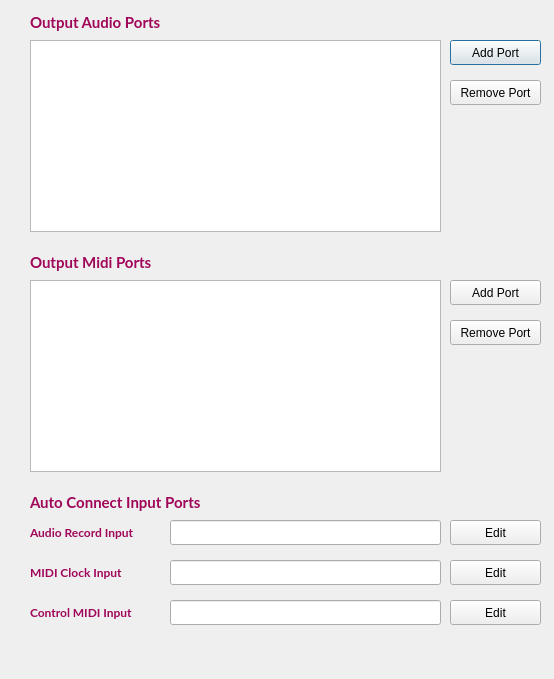
First picture: the form in superboucle/port_manager_ui.ui, repository Vampouille/superboucle, before the edit.
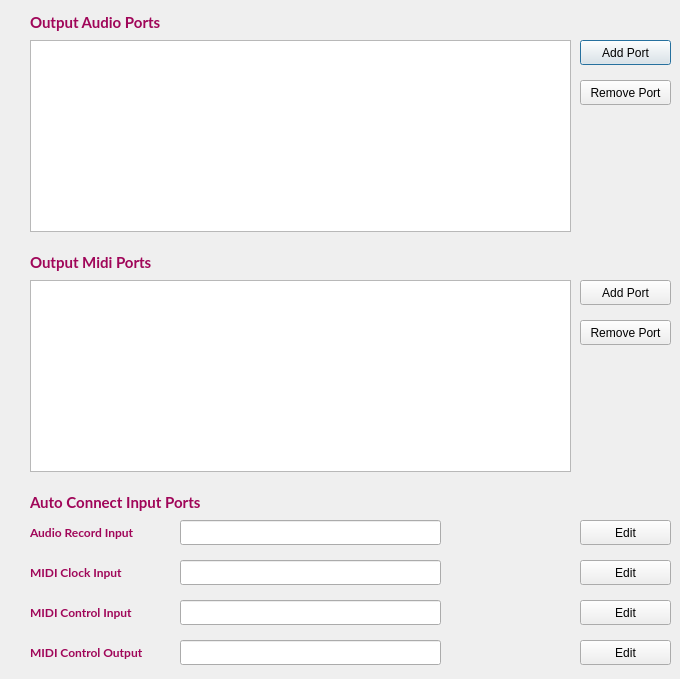
Second picture: the form after the edit.

Commit message:
feat: show ports connections
* Use global objects: gui, jack client
* Trigger auto connect on port change
* Refactor port

Diff of the .ui file:
```diff
--- a/superboucle/port_manager_ui.ui
+++ b/superboucle/port_manager_ui.ui
@@ -6,7 +6,7 @@
    <rect>
     <x>0</x>
     <y>0</y>
-    <width>554</width>
+    <width>680</width>
     <height>679</height>
    </rect>
   </property>
@@ -74,7 +74,7 @@
     <rect>
      <x>30</x>
      <y>40</y>
-     <width>411</width>
+     <width>541</width>
      <height>192</height>
     </rect>
    </property>
@@ -84,7 +84,7 @@
     <rect>
      <x>30</x>
      <y>280</y>
-     <width>411</width>
+     <width>541</width>
      <height>192</height>
     </rect>
    </property>
@@ -92,7 +92,7 @@
   <widget class="QPushButton" name="addAudioPort">
    <property name="geometry">
     <rect>
-     <x>450</x>
+     <x>580</x>
      <y>40</y>
      <width>91</width>
      <height>25</height>
@@ -105,7 +105,7 @@
   <widget class="QPushButton" name="removeAudioPort">
    <property name="geometry">
     <rect>
-     <x>450</x>
+     <x>580</x>
      <y>80</y>
      <width>91</width>
      <height>25</height>
@@ -118,7 +118,7 @@
   <widget class="QPushButton" name="addMidiPort">
    <property name="geometry">
     <rect>
-     <x>450</x>
+     <x>580</x>
      <y>280</y>
      <width>91</width>
      <height>25</height>
@@ -131,7 +131,7 @@
   <widget class="QPushButton" name="removeMidiPort">
    <property name="geometry">
     <rect>
-     <x>450</x>
+     <x>580</x>
      <y>320</y>
      <width>91</width>
      <height>25</height>
@@ -174,7 +174,7 @@
     <rect>
      <x>30</x>
      <y>600</y>
-     <width>131</width>
+     <width>141</width>
      <height>25</height>
     </rect>
    </property>
@@ -191,7 +191,7 @@
     <string notr="true">color: rgb(160, 6, 89);</string>
    </property>
    <property name="text">
-    <string>Control MIDI Input</string>
+    <string>MIDI Control Input</string>
    </property>
    <property name="alignment">
     <set>Qt::AlignLeading|Qt::AlignLeft|Qt::AlignVCenter</set>
@@ -200,9 +200,9 @@
   <widget class="QLineEdit" name="audioRecord">
    <property name="geometry">
     <rect>
-     <x>170</x>
+     <x>180</x>
      <y>520</y>
-     <width>271</width>
+     <width>261</width>
      <height>25</height>
     </rect>
    </property>
@@ -212,7 +212,7 @@
     <rect>
      <x>30</x>
      <y>560</y>
-     <width>131</width>
+     <width>141</width>
      <height>25</height>
     </rect>
    </property>
@@ -238,9 +238,9 @@
   <widget class="QLineEdit" name="midiClock">
    <property name="geometry">
     <rect>
-     <x>170</x>
+     <x>180</x>
      <y>560</y>
-     <width>271</width>
+     <width>261</width>
      <height>25</height>
     </rect>
    </property>
@@ -250,7 +250,7 @@
     <rect>
      <x>30</x>
      <y>520</y>
-     <width>131</width>
+     <width>141</width>
      <height>25</height>
     </rect>
    </property>
@@ -276,9 +276,9 @@
   <widget class="QLineEdit" name="midiControl">
    <property name="geometry">
     <rect>
-     <x>170</x>
+     <x>180</x>
      <y>600</y>
-     <width>271</width>
+     <width>261</width>
      <height>25</height>
     </rect>
    </property>
@@ -286,7 +286,7 @@
   <widget class="QPushButton" name="editAudioRecord">
    <property name="geometry">
     <rect>
-     <x>450</x>
+     <x>580</x>
      <y>520</y>
      <width>91</width>
      <height>25</height>
@@ -299,7 +299,7 @@
   <widget class="QPushButton" name="editMidiClock">
    <property name="geometry">
     <rect>
-     <x>450</x>
+     <x>580</x>
      <y>560</y>
      <width>91</width>
      <height>25</height>
@@ -312,7 +312,7 @@
   <widget class="QPushButton" name="editMidiControl">
    <property name="geometry">
     <rect>
-     <x>450</x>
+     <x>580</x>
      <y>600</y>
      <width>91</width>
      <height>25</height>
@@ -322,6 +322,169 @@
     <string>Edit</string>
    </property>
   </widget>
+  <widget class="QLineEdit" name="midiControlOutput">
+   <property name="geometry">
+    <rect>
+     <x>180</x>
+     <y>640</y>
+     <width>261</width>
+     <height>25</height>
+    </rect>
+   </property>
+  </widget>
+  <widget class="QLabel" name="label_18">
+   <property name="geometry">
+    <rect>
+     <x>30</x>
+     <y>640</y>
+     <width>141</width>
+     <height>25</height>
+    </rect>
+   </property>
+   <property name="font">
+    <font>
+     <family>Lato</family>
+     <pointsize>9</pointsize>
+     <weight>75</weight>
+     <bold>true</bold>
+     <kerning>true</kerning>
+    </font>
+   </property>
+   <property name="styleSheet">
+    <string notr="true">color: rgb(160, 6, 89);</string>
+   </property>
+   <property name="text">
+    <string>MIDI Control Output</string>
+   </property>
+   <property name="alignment">
+    <set>Qt::AlignLeading|Qt::AlignLeft|Qt::AlignVCenter</set>
+   </property>
+  </widget>
+  <widget class="QPushButton" name="editMidiControlOutput">
+   <property name="geometry">
+    <rect>
+     <x>580</x>
+     <y>640</y>
+     <width>91</width>
+     <height>25</height>
+    </rect>
+   </property>
+   <property name="text">
+    <string>Edit</string>
+   </property>
+  </widget>
+  <widget class="QLabel" name="audioRecordConnections">
+   <property name="geometry">
+    <rect>
+     <x>450</x>
+     <y>520</y>
+     <width>121</width>
+     <height>25</height>
+    </rect>
+   </property>
+   <property name="font">
+    <font>
+     <family>Lato</family>
+     <pointsize>9</pointsize>
+     <weight>75</weight>
+     <bold>true</bold>
+     <kerning>true</kerning>
+    </font>
+   </property>
+   <property name="styleSheet">
+    <string notr="true">color: rgb(160, 6, 89);</string>
+   </property>
+   <property name="text">
+    <string/>
+   </property>
+   <property name="alignment">
+    <set>Qt::AlignLeading|Qt::AlignLeft|Qt::AlignVCenter</set>
+   </property>
+  </widget>
+  <widget class="QLabel" name="midiClockConnections">
+   <property name="geometry">
+    <rect>
+     <x>450</x>
+     <y>560</y>
+     <width>121</width>
+     <height>25</height>
+    </rect>
+   </property>
+   <property name="font">
+    <font>
+     <family>Lato</family>
+     <pointsize>9</pointsize>
+     <weight>75</weight>
+     <bold>true</bold>
+     <kerning>true</kerning>
+    </font>
+   </property>
+   <property name="styleSheet">
+    <string notr="true">color: rgb(160, 6, 89);</string>
+   </property>
+   <property name="text">
+    <string/>
+   </property>
+   <property name="alignment">
+    <set>Qt::AlignLeading|Qt::AlignLeft|Qt::AlignVCenter</set>
+   </property>
+  </widget>
+  <widget class="QLabel" name="midiControlInputConnections">
+   <property name="geometry">
+    <rect>
+     <x>450</x>
+     <y>600</y>
+     <width>121</width>
+     <height>25</height>
+    </rect>
+   </property>
+   <property name="font">
+    <font>
+     <family>Lato</family>
+     <pointsize>9</pointsize>
+     <weight>75</weight>
+     <bold>true</bold>
+     <kerning>true</kerning>
+    </font>
+   </property>
+   <property name="styleSheet">
+    <string notr="true">color: rgb(160, 6, 89);</string>
+   </property>
+   <property name="text">
+    <string/>
+   </property>
+   <property name="alignment">
+    <set>Qt::AlignLeading|Qt::AlignLeft|Qt::AlignVCenter</set>
+   </property>
+  </widget>
+  <widget class="QLabel" name="midiControlOutputConnections">
+   <property name="geometry">
+    <rect>
+     <x>450</x>
+     <y>640</y>
+     <width>121</width>
+     <height>25</height>
+    </rect>
+   </property>
+   <property name="font">
+    <font>
+     <family>Lato</family>
+     <pointsize>9</pointsize>
+     <weight>75</weight>
+     <bold>true</bold>
+     <kerning>true</kerning>
+    </font>
+   </property>
+   <property name="styleSheet">
+    <string notr="true">color: rgb(160, 6, 89);</string>
+   </property>
+   <property name="text">
+    <string/>
+   </property>
+   <property name="alignment">
+    <set>Qt::AlignLeading|Qt::AlignLeft|Qt::AlignVCenter</set>
+   </property>
+  </widget>
  </widget>
  <resources/>
  <connections/>
```
Left out of the diff: 4 changed lines with no effect on the pictures. The commit also changes 17 other files.
